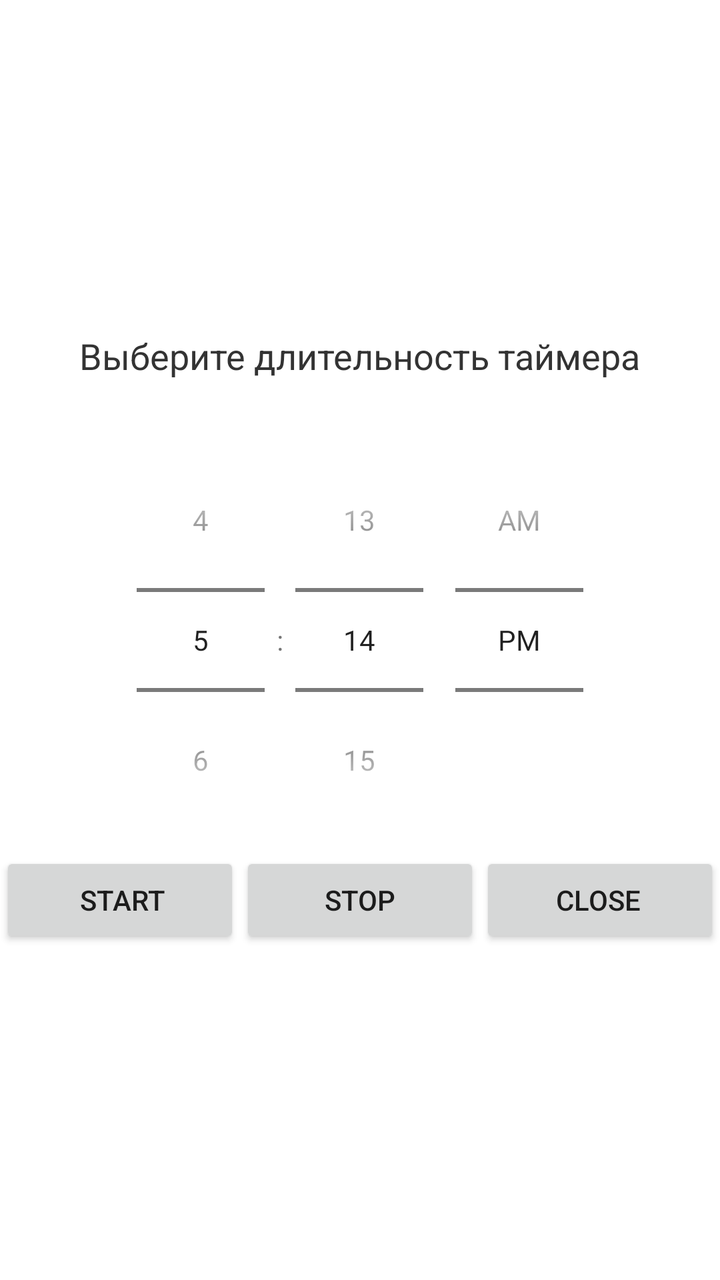
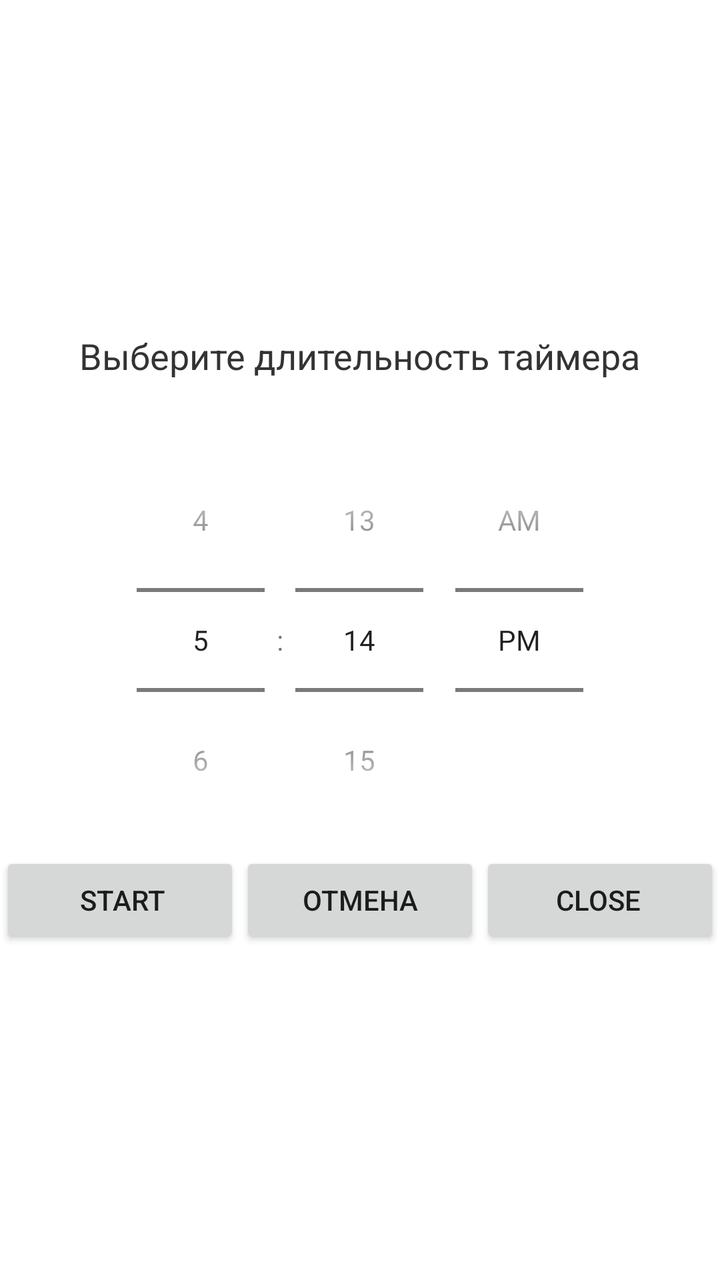

The first picture is an Android layout as it rendered before a commit; the second is the same layout after the commit. The layout source and the unified diff follow.
<!-- AndroidManifest.xml: application theme Theme.ScreenClock -->
<!-- res/layout/activity_timer.xml -->
<?xml version="1.0" encoding="utf-8"?>
<LinearLayout xmlns:android="http://schemas.android.com/apk/res/android"
    xmlns:app="http://schemas.android.com/apk/res-auto"
    xmlns:tools="http://schemas.android.com/tools"
    android:layout_width="match_parent"
    android:layout_height="match_parent"
    android:background="@color/white"
    android:gravity="center"
    android:orientation="vertical">

    <TextView
        android:layout_width="wrap_content"
        android:layout_height="wrap_content"
        android:text="Выберите длительность таймера"
        android:textSize="18sp"
        android:textColor="#333333"
        android:layout_marginBottom="24dp"/>

    
    <TimePicker
        android:id="@+id/timePicker"
        android:layout_width="wrap_content"
        android:layout_height="wrap_content"
        android:timePickerMode="spinner"
        android:layout_gravity="center_horizontal"/>




    <LinearLayout
        android:layout_width="match_parent"
        android:layout_height="wrap_content"
        android:orientation="horizontal">

        <Button
            android:id="@+id/btnStart"
            android:layout_width="wrap_content"
            android:layout_height="wrap_content"
            android:layout_weight="1"
            android:insetLeft="6dp"
            android:insetRight="6dp"
            android:paddingEnd="10dp"
            android:text="START" />

        <Button
            android:id="@+id/button3"
            android:layout_width="wrap_content"
            android:layout_height="wrap_content"
            android:layout_weight="1"
            android:text="sTOP" />

        <Button
            android:id="@+id/close"
            android:layout_width="wrap_content"
            android:layout_height="wrap_content"
            android:layout_weight="1"
            android:insetLeft="6dp"
            android:insetRight="6dp"
            android:paddingStart="10dp"
            android:text="close" />

    </LinearLayout>

</LinearLayout>
<!-- resources referenced by this layout -->
<resources>
  <color name="white">#FFFFFFFF</color>
  <style name="Theme.ScreenClock" parent="Theme.MaterialComponents.DayNight.DarkActionBar">
          
          <item name="colorPrimary">@color/Purple2</item>
          <item name="colorPrimaryVariant">@color/Purple2</item>
          <item name="colorOnPrimary">@color/white</item>
          
          <item name="colorSecondary">@color/teal_200</item>
          <item name="colorSecondaryVariant">@color/teal_700</item>
          <item name="colorOnSecondary">@color/black</item>
          
          <item name="android:statusBarColor">?attr/colorPrimaryVariant</item>
          
      </style>
  <color name="Purple2">#7A0671</color>
  <color name="teal_200">#FF03DAC5</color>
  <color name="teal_700">#FF018786</color>
  <color name="black">#FF000000</color>
</resources>

<!-- the commit's change to res/layout/activity_timer.xml (unified diff, before → after) -->
@@ -47,7 +47,7 @@
             android:layout_width="wrap_content"
             android:layout_height="wrap_content"
             android:layout_weight="1"
-            android:text="sTOP" />
+            android:text="отмена" />
 
         <Button
             android:id="@+id/close"
